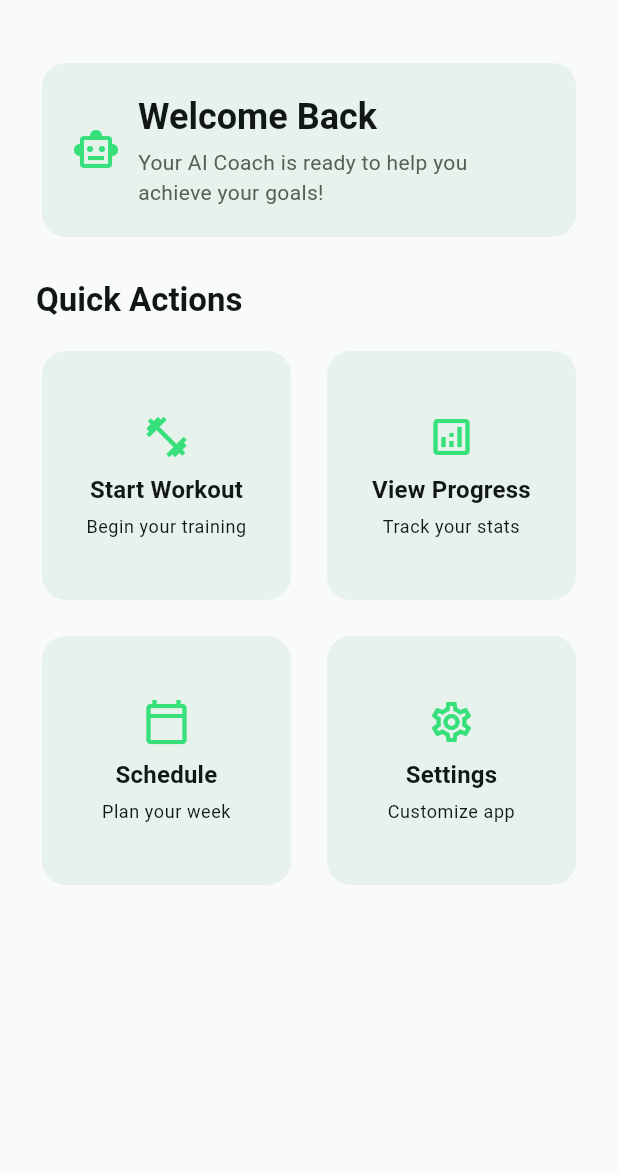
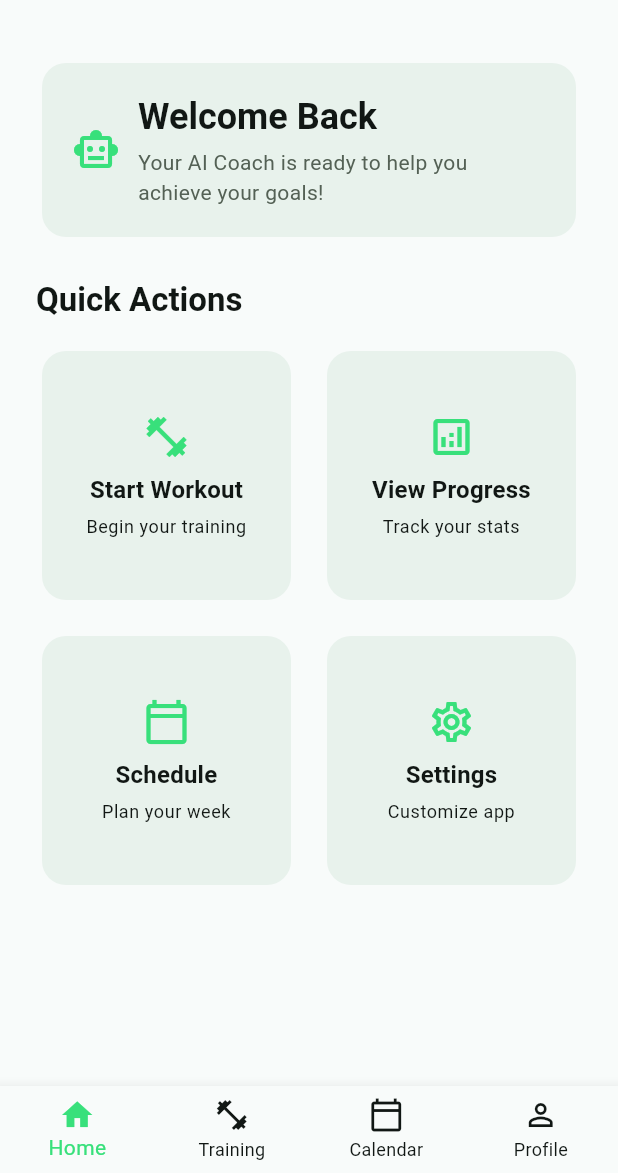
Before and after one commit to NicolaBuomp/ai_coach_sportivo, a Flutter app: the HomeScreen screen opened by its route, on a phone screen of 412 x 824 dp, the part 63-1236 px from its top. Run offline on Flutter 3.47's test engine with Material 3 defaults, Android fonts, the phone set to English and light mode, and no system bars; our stand-ins replace flutter_dotenv, flutter_riverpod, go_router, shared_preferences, supabase_flutter; accounts and stored records are empty.

Commit message:
Add navigation and UI updates for home, training, calendar, and profile screens with localization support

```diff
--- a/lib/src/core/config/l10n/app_en.arb
+++ b/lib/src/core/config/l10n/app_en.arb
@@ -78,5 +78,12 @@
   "planWeek": "Plan your week",
   "settings": "Settings",
   "customizeApp": "Customize app",
-  "aiCoachReady": "Your AI Coach is ready to help you achieve your goals!"
+  "aiCoachReady": "Your AI Coach is ready to help you achieve your goals!",
+  "home": "Home",
+  "training": "Training",
+  "calendar": "Calendar",
+  "profile": "Profile",
+  "logout": "Logout",
+  "changeTheme": "Change Theme",
+  "changeLanguage": "Change Language"
 }
--- a/lib/src/core/config/l10n/app_it.arb
+++ b/lib/src/core/config/l10n/app_it.arb
@@ -78,5 +78,12 @@
   "planWeek": "Pianifica la tua settimana",
   "settings": "Impostazioni",
   "customizeApp": "Personalizza app",
-  "aiCoachReady": "Il tuo AI Coach è pronto ad aiutarti a raggiungere i tuoi obiettivi!"
+  "aiCoachReady": "Il tuo AI Coach è pronto ad aiutarti a raggiungere i tuoi obiettivi!",
+  "home": "Home",
+  "training": "Allenamento",
+  "calendar": "Calendario",
+  "profile": "Profilo",
+  "logout": "Logout",
+  "changeTheme": "Cambia Tema",
+  "changeLanguage": "Cambia Lingua"
 }
--- a/lib/src/core/config/l10n/app_localizations.dart
+++ b/lib/src/core/config/l10n/app_localizations.dart
@@ -409,6 +409,48 @@ abstract class AppLocalizations {
   /// In en, this message translates to:
   /// **'Your AI Coach is ready to help you achieve your goals!'**
   String get aiCoachReady;
+
+  /// No description provided for @home.
+  ///
+  /// In en, this message translates to:
+  /// **'Home'**
+  String get home;
+
+  /// No description provided for @training.
+  ///
+  /// In en, this message translates to:
+  /// **'Training'**
+  String get training;
+
+  /// No description provided for @calendar.
+  ///
+  /// In en, this message translates to:
+  /// **'Calendar'**
+  String get calendar;
+
+  /// No description provided for @profile.
+  ///
+  /// In en, this message translates to:
+  /// **'Profile'**
+  String get profile;
+
+  /// No description provided for @logout.
+  ///
+  /// In en, this message translates to:
+  /// **'Logout'**
+  String get logout;
+
+  /// No description provided for @changeTheme.
+  ///
+  /// In en, this message translates to:
+  /// **'Change Theme'**
+  String get changeTheme;
+
+  /// No description provided for @changeLanguage.
+  ///
+  /// In en, this message translates to:
+  /// **'Change Language'**
+  String get changeLanguage;
 }
 
 class _AppLocalizationsDelegate
--- a/lib/src/core/config/l10n/app_localizations_en.dart
+++ b/lib/src/core/config/l10n/app_localizations_en.dart
@@ -180,4 +180,25 @@ class AppLocalizationsEn extends AppLocalizations {
   @override
   String get aiCoachReady =>
       'Your AI Coach is ready to help you achieve your goals!';
+
+  @override
+  String get home => 'Home';
+
+  @override
+  String get training => 'Training';
+
+  @override
+  String get calendar => 'Calendar';
+
+  @override
+  String get profile => 'Profile';
+
+  @override
+  String get logout => 'Logout';
+
+  @override
+  String get changeTheme => 'Change Theme';
+
+  @override
+  String get changeLanguage => 'Change Language';
 }
--- a/lib/src/core/config/l10n/app_localizations_it.dart
+++ b/lib/src/core/config/l10n/app_localizations_it.dart
@@ -181,4 +181,25 @@ class AppLocalizationsIt extends AppLocalizations {
   @override
   String get aiCoachReady =>
       'Il tuo AI Coach è pronto ad aiutarti a raggiungere i tuoi obiettivi!';
+
+  @override
+  String get home => 'Home';
+
+  @override
+  String get training => 'Allenamento';
+
+  @override
+  String get calendar => 'Calendario';
+
+  @override
+  String get profile => 'Profilo';
+
+  @override
+  String get logout => 'Logout';
+
+  @override
+  String get changeTheme => 'Cambia Tema';
+
+  @override
+  String get changeLanguage => 'Cambia Lingua';
 }
--- a/lib/src/core/config/router/route_name.dart
+++ b/lib/src/core/config/router/route_name.dart
@@ -1,4 +1,7 @@
-const String homeRoute = '/';
+const String homeRoute = '/home';
 const String loginRoute = '/login';
 const String signUpRoute = '/signup';
 const String onboardingRoute = '/onboarding';
+const String trainingRoute = '/training';
+const String calendarRoute = '/calendar';
+const String profileRoute = '/profile';
--- a/lib/src/features/home/presentation/views/home_screen.dart
+++ b/lib/src/features/home/presentation/views/home_screen.dart
@@ -1,11 +1,6 @@
 import 'package:ai_coach_sportivo/src/core/config/l10n/app_localizations.dart';
-import 'package:ai_coach_sportivo/src/core/config/l10n/locale_provider.dart';
-import 'package:ai_coach_sportivo/src/core/config/theme/app_theme.dart';
-import 'package:ai_coach_sportivo/src/features/auth/data/auth_repository.dart';
-import 'package:ai_coach_sportivo/src/core/config/router/route_name.dart';
 import 'package:flutter/material.dart';
 import 'package:flutter_riverpod/flutter_riverpod.dart';
-import 'package:go_router/go_router.dart';
 
 class HomeScreen extends ConsumerWidget {
   const HomeScreen({super.key});
@@ -13,83 +8,8 @@ class HomeScreen extends ConsumerWidget {
   @override
   Widget build(BuildContext context, WidgetRef ref) {
     final l10n = AppLocalizations.of(context)!;
-    final currentThemeMode = ref.watch(themeModeProvider);
-    final currentLocale = ref.watch(localeProvider);
-    final authRepository = ref.watch(authRepositoryProvider);
 
-    // Funzione per cambiare tema
-    void toggleTheme() {
-      final newThemeMode = switch (currentThemeMode) {
-        ThemeMode.system => ThemeMode.light,
-        ThemeMode.light => ThemeMode.dark,
-        ThemeMode.dark => ThemeMode.system,
-      };
-      ref.read(themeModeProvider.notifier).state = newThemeMode;
-    }
-
-    // Funzione per cambiare lingua
-    void toggleLanguage() {
-      ref.read(localeProvider.notifier).toggleLocale();
-    }
-
-    // Funzione per logout
-    Future<void> handleLogout() async {
-      await authRepository.signOut();
-      if (context.mounted) {
-        context.goNamed(loginRoute);
-      }
-    }
-
-    // Icona da mostrare in base al tema corrente
-    final themeIcon = switch (currentThemeMode) {
-      ThemeMode.system => Icons.brightness_auto_outlined,
-      ThemeMode.light => Icons.light_mode_outlined,
-      ThemeMode.dark => Icons.dark_mode_outlined,
-    };
-
-    // Testo da mostrare per la lingua corrente
-    final languageText =
-        currentLocale?.languageCode.toUpperCase() ??
-        Localizations.localeOf(context).languageCode.toUpperCase();
-
-    return Scaffold(
-      appBar: AppBar(
-        title: Text(l10n.appTitle),
-        actions: [
-          // Toggle Theme
-          IconButton(
-            icon: Icon(themeIcon),
-            onPressed: toggleTheme,
-            tooltip: 'Change Theme',
-          ),
-          // Toggle Language
-          IconButton(
-            onPressed: toggleLanguage,
-            icon: Row(
-              mainAxisSize: MainAxisSize.min,
-              children: [
-                const Icon(Icons.language_outlined),
-                const SizedBox(width: 4),
-                Text(
-                  languageText,
-                  style: const TextStyle(
-                    fontSize: 12,
-                    fontWeight: FontWeight.bold,
-                  ),
-                ),
-              ],
-            ),
-            tooltip: 'Change Language',
-          ),
-          // Logout
-          IconButton(
-            onPressed: handleLogout,
-            icon: const Icon(Icons.logout_outlined),
-            tooltip: 'Logout',
-          ),
-        ],
-      ),
-      body: Padding(
+    return Padding(
       padding: const EdgeInsets.all(24.0),
       child: Column(
         crossAxisAlignment: CrossAxisAlignment.start,
@@ -137,7 +57,7 @@ class HomeScreen extends ConsumerWidget {
 
           // Quick Actions
           Text(
-              'Quick Actions',
+            l10n.quickActions,
             style: Theme.of(
               context,
             ).textTheme.titleLarge?.copyWith(fontWeight: FontWeight.bold),
@@ -154,32 +74,32 @@ class HomeScreen extends ConsumerWidget {
               children: [
                 _ActionCard(
                   icon: Icons.fitness_center_outlined,
-                    title: 'Start Workout',
-                    subtitle: 'Begin your training',
+                  title: l10n.startWorkout,
+                  subtitle: l10n.beginTraining,
                   onTap: () {
                     // TODO: Navigate to workout
                   },
                 ),
                 _ActionCard(
                   icon: Icons.analytics_outlined,
-                    title: 'View Progress',
-                    subtitle: 'Track your stats',
+                  title: l10n.viewProgress,
+                  subtitle: l10n.trackStats,
                   onTap: () {
                     // TODO: Navigate to analytics
                   },
                 ),
                 _ActionCard(
                   icon: Icons.calendar_today_outlined,
-                    title: 'Schedule',
-                    subtitle: 'Plan your week',
+                  title: l10n.schedule,
+                  subtitle: l10n.planWeek,
                   onTap: () {
                     // TODO: Navigate to schedule
                   },
                 ),
                 _ActionCard(
                   icon: Icons.settings_outlined,
-                    title: 'Settings',
-                    subtitle: 'Customize app',
+                  title: l10n.settings,
+                  subtitle: l10n.customizeApp,
                   onTap: () {
                     // TODO: Navigate to settings
                   },
@@ -188,7 +108,6 @@ class HomeScreen extends ConsumerWidget {
             ),
           ),
         ],
-        ),
       ),
     );
   }
--- /dev/null
+++ b/lib/src/shared/widgets/main_scaffold.dart
@@ -0,0 +1,150 @@
+import 'package:ai_coach_sportivo/src/core/config/l10n/app_localizations.dart';
+import 'package:ai_coach_sportivo/src/core/config/l10n/locale_provider.dart';
+import 'package:ai_coach_sportivo/src/core/config/router/route_name.dart';
+import 'package:ai_coach_sportivo/src/core/config/theme/app_theme.dart';
+import 'package:ai_coach_sportivo/src/features/auth/data/auth_repository.dart';
+import 'package:flutter/material.dart';
+import 'package:flutter_riverpod/flutter_riverpod.dart';
+import 'package:go_router/go_router.dart';
+
+class MainScaffold extends ConsumerWidget {
+  const MainScaffold({required this.child, super.key});
+
+  final Widget child;
+
+  @override
+  Widget build(BuildContext context, WidgetRef ref) {
+    final l10n = AppLocalizations.of(context)!;
+    final currentThemeMode = ref.watch(themeModeProvider);
+    final currentLocale = ref.watch(localeProvider);
+    final authRepository = ref.watch(authRepositoryProvider);
+
+    void toggleTheme() {
+      final newThemeMode = switch (currentThemeMode) {
+        ThemeMode.system => ThemeMode.light,
+        ThemeMode.light => ThemeMode.dark,
+        ThemeMode.dark => ThemeMode.system,
+      };
+      ref.read(themeModeProvider.notifier).state = newThemeMode;
+    }
+
+    void toggleLanguage() {
+      ref.read(localeProvider.notifier).toggleLocale();
+    }
+
+    Future<void> handleLogout() async {
+      await authRepository.signOut();
+    }
+
+    final themeIcon = switch (currentThemeMode) {
+      ThemeMode.system => Icons.brightness_auto_outlined,
+      ThemeMode.light => Icons.light_mode_outlined,
+      ThemeMode.dark => Icons.dark_mode_outlined,
+    };
+
+    final languageText =
+        currentLocale?.languageCode.toUpperCase() ??
+        Localizations.localeOf(context).languageCode.toUpperCase();
+
+    return Scaffold(
+      appBar: AppBar(
+        title: Text(_getAppBarTitle(context, l10n)),
+        actions: [
+          IconButton(
+            icon: Icon(themeIcon),
+            onPressed: toggleTheme,
+            tooltip: l10n.changeTheme,
+          ),
+          IconButton(
+            onPressed: toggleLanguage,
+            icon: Row(
+              mainAxisSize: MainAxisSize.min,
+              children: [
+                const Icon(Icons.language_outlined),
+                const SizedBox(width: 4),
+                Text(
+                  languageText,
+                  style: const TextStyle(
+                    fontSize: 12,
+                    fontWeight: FontWeight.bold,
+                  ),
+                ),
+              ],
+            ),
+            tooltip: l10n.changeLanguage,
+          ),
+          IconButton(
+            onPressed: handleLogout,
+            icon: const Icon(Icons.logout_outlined),
+            tooltip: l10n.logout,
+          ),
+        ],
+      ),
+      body: child,
+      bottomNavigationBar: BottomNavigationBar(
+        currentIndex: _calculateSelectedIndex(context),
+        onTap: (index) => _onItemTapped(index, context),
+        items: [
+          BottomNavigationBarItem(
+            icon: const Icon(Icons.home_outlined),
+            activeIcon: const Icon(Icons.home),
+            label: l10n.home,
+          ),
+          BottomNavigationBarItem(
+            icon: const Icon(Icons.fitness_center_outlined),
+            activeIcon: const Icon(Icons.fitness_center),
+            label: l10n.training,
+          ),
+          BottomNavigationBarItem(
+            icon: const Icon(Icons.calendar_today_outlined),
+            activeIcon: const Icon(Icons.calendar_today),
+            label: l10n.calendar,
+          ),
+          BottomNavigationBarItem(
+            icon: const Icon(Icons.person_outline),
+            activeIcon: const Icon(Icons.person),
+            label: l10n.profile,
+          ),
+        ],
+        type: BottomNavigationBarType.fixed,
+        selectedItemColor: Theme.of(context).colorScheme.primary,
+        unselectedItemColor: Theme.of(context).colorScheme.onSurfaceVariant,
+      ),
+    );
+  }
+
+  int _calculateSelectedIndex(BuildContext context) {
+    final location = GoRouterState.of(context).matchedLocation;
+    if (location.startsWith(homeRoute)) return 0;
+    if (location.startsWith(trainingRoute)) return 1;
+    if (location.startsWith(calendarRoute)) return 2;
+    if (location.startsWith(profileRoute)) return 3;
+    return 0;
+  }
+
+  void _onItemTapped(int index, BuildContext context) {
+    switch (index) {
+      case 0:
+        context.goNamed(homeRoute);
+        break;
+      case 1:
+        context.goNamed(trainingRoute);
+        break;
+      case 2:
+        context.goNamed(calendarRoute);
+        break;
+      case 3:
+        context.goNamed(profileRoute);
+        break;
+    }
+  }
+
+  String _getAppBarTitle(BuildContext context, AppLocalizations l10n) {
+    final location = GoRouterState.of(context).matchedLocation;
+    if (location.startsWith(homeRoute)) return l10n.appTitle;
+    if (location.startsWith(trainingRoute)) return l10n.training;
+    if (location.startsWith(calendarRoute)) return l10n.calendar;
+    if (location.startsWith(profileRoute)) return l10n.profile;
+    return l10n.appTitle;
+  }
+}
```
Also changed, not shown: lib/src/core/config/router/app_router.dart (+47 -11 lines), lib/src/features/calendar/presentation/views/calendar_screen.dart (added, +10 -0 lines), lib/src/features/profile/presentation/views/profile_screen.dart (added, +10 -0 lines), lib/src/features/training/presentation/views/training_screen.dart (added, +10 -0 lines). Lines whose indentation alone changed are shown as unchanged.
